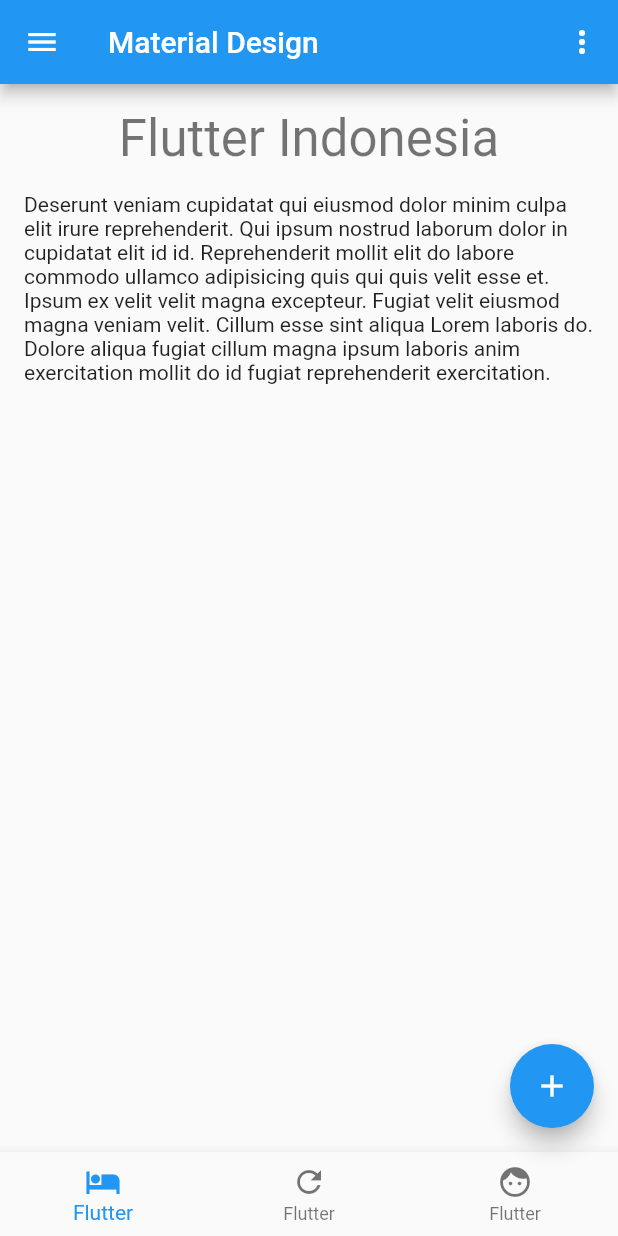
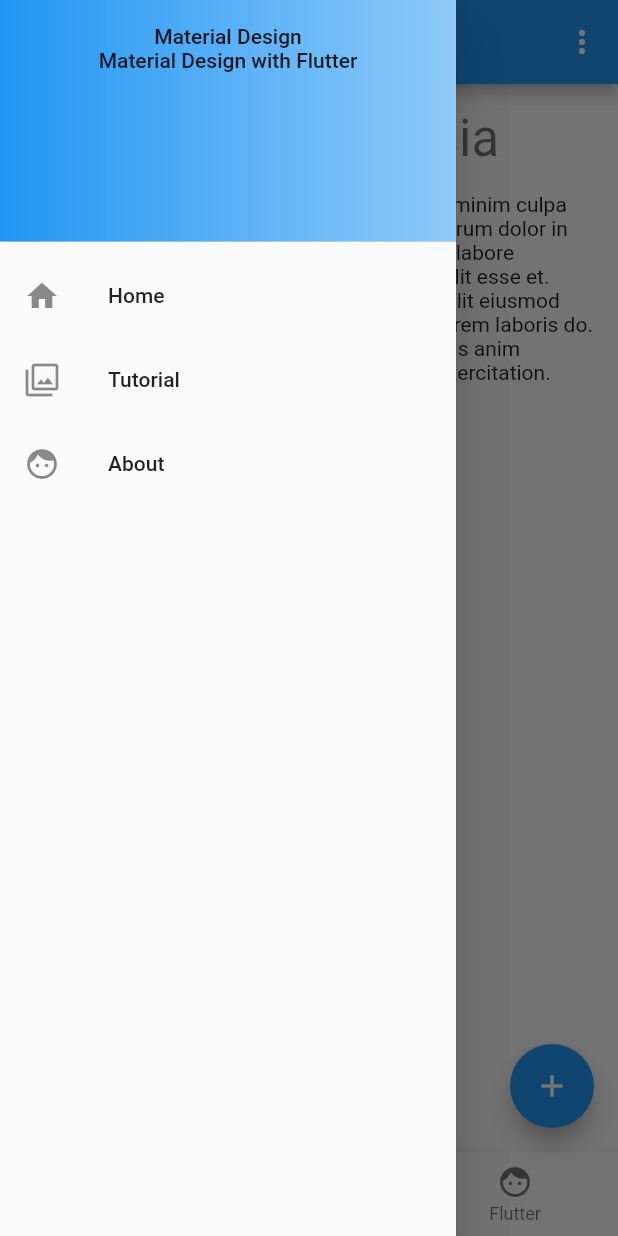
Before and after one commit to omrobbie/flutter-dasar-ui, a Flutter app: the screen it shows after launch, with the side drawer open (before the commit the screen has no drawer), on a phone screen of 412 x 824 dp. Run offline on Flutter 3.47's test engine with Material 2 defaults, Android fonts, the phone set to English and light mode, and no system bars.

```diff
--- a/lib/material_screen.dart
+++ b/lib/material_screen.dart
@@ -9,7 +9,6 @@ class _MaterialScreenState extends State<MaterialScreen> {
   @override
   Widget build(BuildContext context) {
     var _appBar = AppBar(
-      leading: Icon(Icons.menu),
       title: Text('Material Design'),
       actions: <Widget>[
         IconButton(
@@ -58,6 +57,46 @@ class _MaterialScreenState extends State<MaterialScreen> {
       ],
     );
 
+    var _drawerHeader = DrawerHeader(
+      decoration: BoxDecoration(
+        gradient: LinearGradient(
+          colors: [
+            Colors.blue,
+            Colors.blue[200],
+          ],
+        ),
+      ),
+      child: Column(
+        children: <Widget>[
+          Text('Material Design'),
+          Text('Material Design with Flutter'),
+        ],
+      ),
+    );
+
+    var _drawer = Drawer(
+      child: ListView(
+        children: <Widget>[
+          _drawerHeader,
+          ListTile(
+            title: Text('Home'),
+            leading: Icon(Icons.home),
+            onTap: () {},
+          ),
+          ListTile(
+            title: Text('Tutorial'),
+            leading: Icon(Icons.filter),
+            onTap: () {},
+          ),
+          ListTile(
+            title: Text('About'),
+            leading: Icon(Icons.face),
+            onTap: () {},
+          ),
+        ],
+      ),
+    );
+
     return new Scaffold(
       appBar: _appBar,
       body: Padding(
@@ -66,6 +105,7 @@ class _MaterialScreenState extends State<MaterialScreen> {
       ),
       floatingActionButton: _fab,
       bottomNavigationBar: _nav,
+      drawer: _drawer,
     );
   }
 }
```
